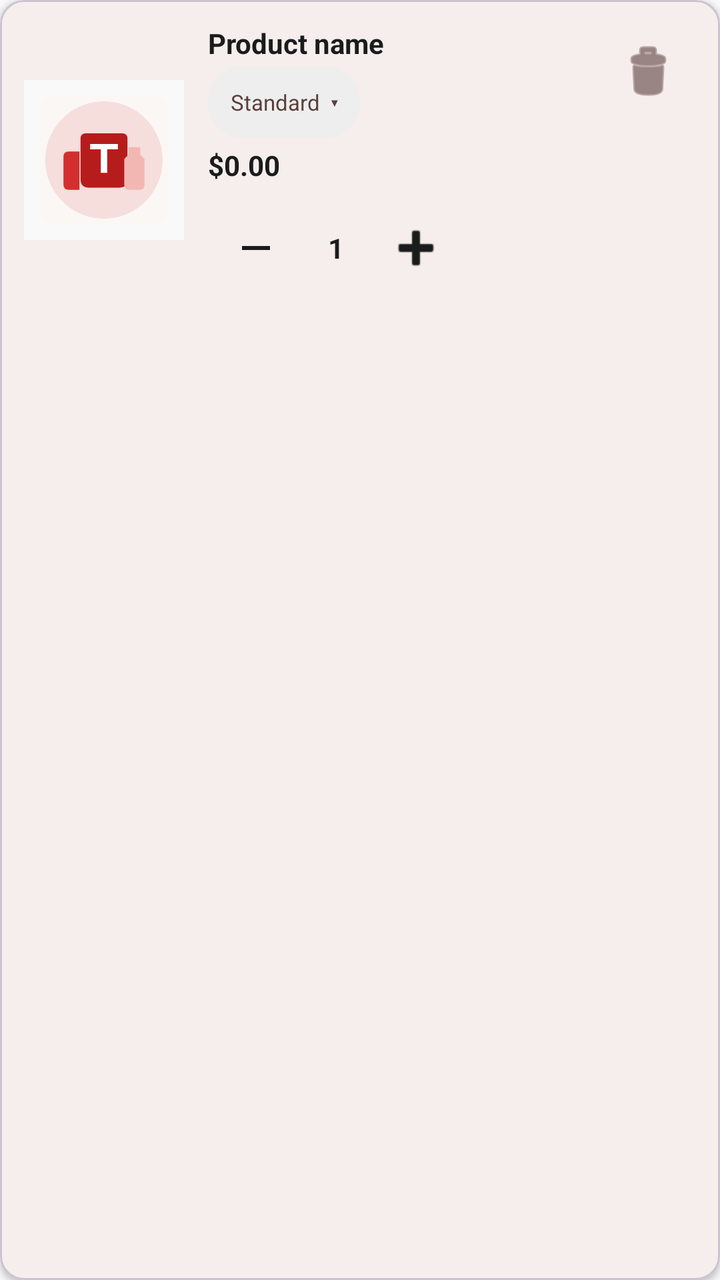
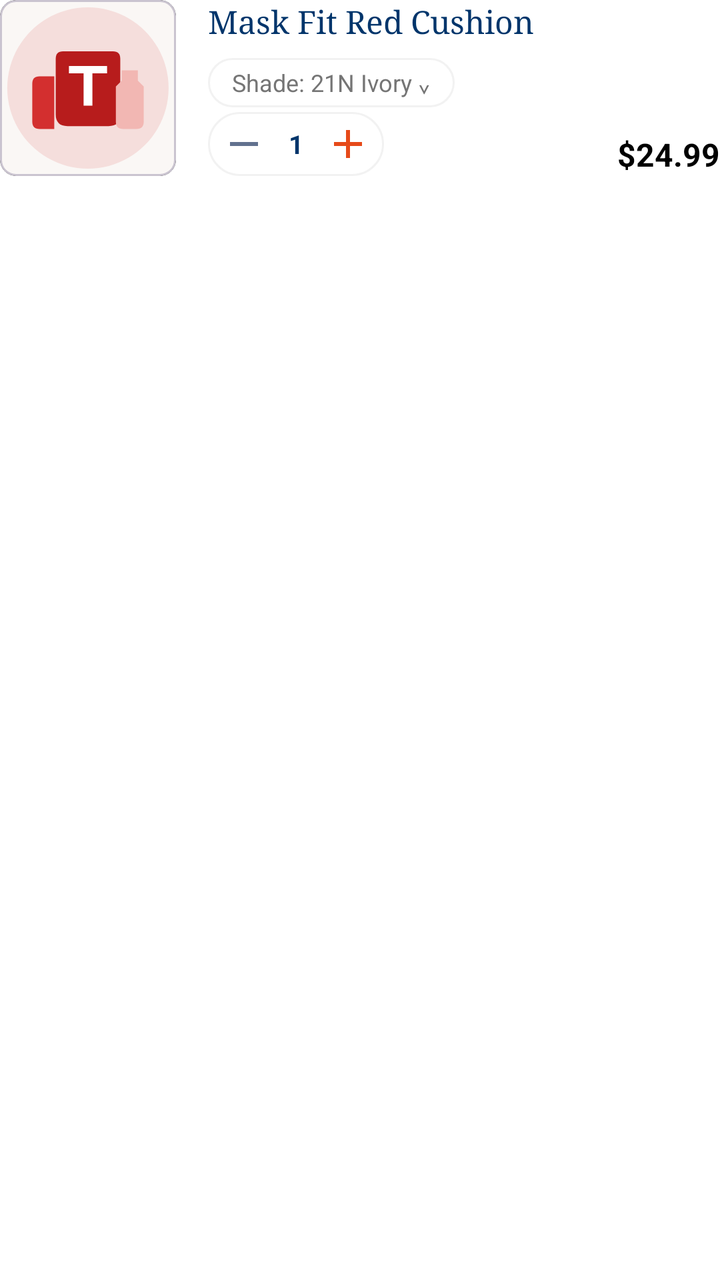

Compare the two renders of this Android layout. The source of the first and the diff that turns it into the second are given below.
<!-- AndroidManifest.xml: application theme Theme.TirTirMCommerce -->
<!-- res/layout/item_cart.xml -->
<?xml version="1.0" encoding="utf-8"?>
<com.google.android.material.card.MaterialCardView xmlns:android="http://schemas.android.com/apk/res/android"
    xmlns:app="http://schemas.android.com/apk/res-auto"
    android:layout_width="match_parent"
    android:layout_height="wrap_content"
    android:layout_margin="8dp"
    app:cardCornerRadius="12dp"
    app:cardElevation="2dp"
    app:cardBackgroundColor="@color/tirtir_white">

    <androidx.constraintlayout.widget.ConstraintLayout
        android:layout_width="match_parent"
        android:layout_height="wrap_content"
        android:padding="12dp">

        <ImageView
            android:id="@+id/ivCartProductImage"
            android:layout_width="80dp"
            android:layout_height="80dp"
            android:scaleType="fitCenter"
            android:padding="8dp"
            android:background="@color/tirtir_off_white"
            android:src="@drawable/ic_product_placeholder"
            app:layout_constraintTop_toTopOf="parent"
            app:layout_constraintStart_toStartOf="parent"
            app:layout_constraintBottom_toBottomOf="parent" />

        <TextView
            android:id="@+id/tvCartProductName"
            android:layout_width="0dp"
            android:layout_height="wrap_content"
            android:layout_marginStart="12dp"
            android:layout_marginEnd="8dp"
            android:text="Product name"
            android:textColor="@color/tirtir_black"
            android:textSize="14sp"
            android:textStyle="bold"
            app:layout_constraintTop_toTopOf="parent"
            app:layout_constraintStart_toEndOf="@id/ivCartProductImage"
            app:layout_constraintEnd_toStartOf="@id/btnRemoveCartItem" />

        <TextView
            android:id="@+id/tvCartVariant"
            android:layout_width="wrap_content"
            android:layout_height="36dp"
            android:layout_marginStart="12dp"
            android:layout_marginTop="2dp"
            android:background="@drawable/bg_search_bar"
            android:gravity="center"
            android:minWidth="76dp"
            android:paddingStart="10dp"
            android:paddingEnd="10dp"
            android:text="Standard  ▾"
            android:textColor="@color/tirtir_text_secondary"
            android:textSize="11sp"
            app:layout_constraintStart_toEndOf="@id/ivCartProductImage"
            app:layout_constraintTop_toBottomOf="@id/tvCartProductName" />

        <TextView
            android:id="@+id/tvCartProductPrice"
            android:layout_width="wrap_content"
            android:layout_height="wrap_content"
            android:layout_marginStart="12dp"
            android:layout_marginTop="4dp"
            android:text="$0.00"
            android:textColor="@color/tirtir_black"
            android:textSize="14sp"
            android:textStyle="bold"
            app:layout_constraintTop_toBottomOf="@id/tvCartVariant"
            app:layout_constraintStart_toEndOf="@id/ivCartProductImage" />

        <ImageButton
            android:id="@+id/btnRemoveCartItem"
            android:layout_width="48dp"
            android:layout_height="48dp"
            android:background="?attr/selectableItemBackgroundBorderless"
            android:src="@android:drawable/ic_menu_delete"
            app:tint="@color/tirtir_text_secondary"
            app:layout_constraintTop_toTopOf="parent"
            app:layout_constraintEnd_toEndOf="parent" />

        <LinearLayout
            android:layout_width="wrap_content"
            android:layout_height="wrap_content"
            android:orientation="horizontal"
            android:gravity="center_vertical"
            android:layout_marginTop="8dp"
            android:layout_marginStart="12dp"
            app:layout_constraintTop_toBottomOf="@id/tvCartProductPrice"
            app:layout_constraintStart_toEndOf="@id/ivCartProductImage">

            <ImageButton
                android:id="@+id/btnDecreaseQty"
                android:layout_width="48dp"
                android:layout_height="48dp"
                android:background="?attr/selectableItemBackgroundBorderless"
                android:src="@drawable/ic_minus"
                app:tint="@color/tirtir_black"
                android:padding="4dp" />

            <TextView
                android:id="@+id/tvQuantity"
                android:layout_width="wrap_content"
                android:layout_height="wrap_content"
                android:layout_marginStart="12dp"
                android:layout_marginEnd="12dp"
                android:text="1"
                android:textColor="@color/tirtir_black"
                android:textSize="14sp"
                android:textStyle="bold" />

            <ImageButton
                android:id="@+id/btnIncreaseQty"
                android:layout_width="48dp"
                android:layout_height="48dp"
                android:background="?attr/selectableItemBackgroundBorderless"
                android:src="@android:drawable/ic_input_add"
                app:tint="@color/tirtir_black"
                android:padding="4dp" />
        </LinearLayout>

        <TextView
            android:id="@+id/tvSyncBadge"
            android:layout_width="wrap_content"
            android:layout_height="wrap_content"
            android:text="Waiting to sync"
            android:textSize="10sp"
            android:textColor="@color/tirtir_white"
            android:background="@color/tirtir_red_primary"
            android:paddingStart="6dp"
            android:paddingEnd="6dp"
            android:paddingTop="2dp"
            android:paddingBottom="2dp"
            android:visibility="gone"
            app:layout_constraintBottom_toBottomOf="parent"
            app:layout_constraintEnd_toEndOf="parent" />

    </androidx.constraintlayout.widget.ConstraintLayout>
</com.google.android.material.card.MaterialCardView>
<!-- resources referenced by this layout -->
<resources>
  <color name="tirtir_black">#1A1C1C</color>
  <color name="tirtir_off_white">#F9F9F9</color>
  <color name="tirtir_red_primary">#8B0000</color>
  <color name="tirtir_text_secondary">#5A403C</color>
  <color name="tirtir_white">#FFFFFF</color>
  <!-- drawable bg_search_bar (drawable) -->
  <?xml version="1.0" encoding="utf-8"?>
  <shape xmlns:android="http://schemas.android.com/apk/res/android">
      <solid android:color="@color/tirtir_bg_gray" />
      <corners android:radius="22dp" />
  </shape>
  <!-- drawable ic_minus (drawable) -->
  <?xml version="1.0" encoding="utf-8"?>
  <vector xmlns:android="http://schemas.android.com/apk/res/android"
      android:width="24dp"
      android:height="24dp"
      android:viewportWidth="24"
      android:viewportHeight="24">
      <path
          android:fillColor="#111111"
          android:pathData="M5,11 L19,11 L19,13 L5,13 Z" />
  </vector>
  <!-- drawable ic_product_placeholder (drawable) -->
  <?xml version="1.0" encoding="utf-8"?>
  <layer-list xmlns:android="http://schemas.android.com/apk/res/android">
      <item>
          <shape android:shape="rectangle">
              <solid android:color="#FAF7F5" />
              <corners android:radius="12dp" />
          </shape>
      </item>
      <item
          android:width="108dp"
          android:height="108dp"
          android:gravity="center"
          android:drawable="@drawable/ic_tirtir_product_silhouette" />
  </layer-list>
  <style name="Theme.TirTirMCommerce" parent="Base.Theme.TirTirMCommerce" />
  <color name="tirtir_bg_gray">#EEEEEE</color>
  <!-- drawable ic_tirtir_product_silhouette (drawable) -->
  <?xml version="1.0" encoding="utf-8"?>
  <vector xmlns:android="http://schemas.android.com/apk/res/android"
      android:width="120dp"
      android:height="120dp"
      android:viewportWidth="120"
      android:viewportHeight="120">
  
      
      <path
          android:fillColor="#F5DEDC"
          android:pathData="M60,5 A55,55 0,1 1,59.9 5" />
      <path
          android:fillColor="#B71C1C"
          android:pathData="M43,35 L77,35 Q82,35 82,40 L82,78 Q82,86 74,86 L46,86 Q38,86 38,78 L38,40 Q38,35 43,35" />
      <path
          android:fillColor="#FFFFFF"
          android:pathData="M47,45 L73,45 L73,50 L63,50 L63,72 L57,72 L57,50 L47,50 Z" />
      <path
          android:fillColor="#D32F2F"
          android:pathData="M22,57 Q22,52 27,52 L37,52 L37,88 L27,88 Q22,88 22,83 Z" />
      <path
          android:fillColor="#F2B7B3"
          android:pathData="M83,48 L94,48 L94,55 L98,59 L98,83 Q98,88 93,88 L84,88 Q79,88 79,83 L79,59 L83,55 Z" />
  </vector>
  <color name="tirtir_red_dark">#610000</color>
  <color name="tirtir_red_surface">#FFF4F3</color>
  <color name="tirtir_error">#D32F2F</color>
  <!-- unchanged entries left out for length: 1 -->
</resources>

<!-- the commit's change to res/layout/item_cart.xml (unified diff, before → after) -->
@@ -1,139 +1,113 @@
 <?xml version="1.0" encoding="utf-8"?>
-<com.google.android.material.card.MaterialCardView xmlns:android="http://schemas.android.com/apk/res/android"
+<androidx.constraintlayout.widget.ConstraintLayout xmlns:android="http://schemas.android.com/apk/res/android"
     xmlns:app="http://schemas.android.com/apk/res-auto"
     android:layout_width="match_parent"
     android:layout_height="wrap_content"
-    android:layout_margin="8dp"
-    app:cardCornerRadius="12dp"
-    app:cardElevation="2dp"
-    app:cardBackgroundColor="@color/tirtir_white">
+    android:layout_marginBottom="24dp"
+    android:background="@color/white">
 
-    <androidx.constraintlayout.widget.ConstraintLayout
-        android:layout_width="match_parent"
-        android:layout_height="wrap_content"
-        android:padding="12dp">
+    
+    <com.google.android.material.card.MaterialCardView
+        android:id="@+id/cardProductImage"
+        android:layout_width="88dp"
+        android:layout_height="88dp"
+        app:cardBackgroundColor="#0F0F0F"
+        app:cardCornerRadius="8dp"
+        app:cardElevation="0dp"
+        app:layout_constraintStart_toStartOf="parent"
+        app:layout_constraintTop_toTopOf="parent">
 
         <ImageView
             android:id="@+id/ivCartProductImage"
-            android:layout_width="80dp"
-            android:layout_height="80dp"
-            android:scaleType="fitCenter"
+            android:layout_width="match_parent"
+            android:layout_height="match_parent"
+            android:scaleType="centerInside"
+            android:src="@drawable/ic_product_placeholder" />
+    </com.google.android.material.card.MaterialCardView>
+
+    <TextView
+        android:id="@+id/tvCartProductName"
+        android:layout_width="0dp"
+        android:layout_height="wrap_content"
+        android:layout_marginStart="16dp"
+        android:ellipsize="end"
+        android:maxLines="2"
+        android:text="Mask Fit Red Cushion"
+        android:textColor="#00356B"
+        android:fontFamily="serif"
+        android:textSize="16sp"
+        app:layout_constraintEnd_toEndOf="parent"
+        app:layout_constraintStart_toEndOf="@id/cardProductImage"
+        app:layout_constraintTop_toTopOf="@id/cardProductImage" />
+
+    <TextView
+        android:id="@+id/tvCartVariant"
+        android:layout_width="wrap_content"
+        android:layout_height="wrap_content"
+        android:layout_marginTop="8dp"
+        android:background="@drawable/bg_border_radius_24"
+        android:paddingHorizontal="12dp"
+        android:paddingVertical="4dp"
+        android:text="Shade: 21N Ivory ⌄"
+        android:textColor="#757575"
+        android:textSize="12sp"
+        app:layout_constraintStart_toStartOf="@id/tvCartProductName"
+        app:layout_constraintTop_toBottomOf="@id/tvCartProductName" />
+
+    
+    <LinearLayout
+        android:layout_width="wrap_content"
+        android:layout_height="32dp"
+        android:background="@drawable/bg_border_radius_24"
+        android:gravity="center_vertical"
+        android:orientation="horizontal"
+        android:paddingHorizontal="4dp"
+        app:layout_constraintBottom_toBottomOf="@id/cardProductImage"
+        app:layout_constraintStart_toStartOf="@id/tvCartProductName">
+
+        <ImageButton
+            android:id="@+id/btnDecreaseQty"
+            android:layout_width="28dp"
+            android:layout_height="28dp"
+            android:background="?attr/selectableItemBackgroundBorderless"
+            android:src="@drawable/ic_minus"
             android:padding="8dp"
-            android:background="@color/tirtir_off_white"
-            android:src="@drawable/ic_product_placeholder"
-            app:layout_constraintTop_toTopOf="parent"
-            app:layout_constraintStart_toStartOf="parent"
-            app:layout_constraintBottom_toBottomOf="parent" />
+            app:tint="#62718E" />
 
         <TextView
-            android:id="@+id/tvCartProductName"
-            android:layout_width="0dp"
+            android:id="@+id/tvQuantity"
+            android:layout_width="24dp"
             android:layout_height="wrap_content"
-            android:layout_marginStart="12dp"
-            android:layout_marginEnd="8dp"
-            android:text="Product name"
-            android:textColor="@color/tirtir_black"
-            android:textSize="14sp"
-            android:textStyle="bold"
-            app:layout_constraintTop_toTopOf="parent"
-            app:layout_constraintStart_toEndOf="@id/ivCartProductImage"
-            app:layout_constraintEnd_toStartOf="@id/btnRemoveCartItem" />
-
-        <TextView
-            android:id="@+id/tvCartVariant"
-            android:layout_width="wrap_content"
-            android:layout_height="36dp"
-            android:layout_marginStart="12dp"
-            android:layout_marginTop="2dp"
-            android:background="@drawable/bg_search_bar"
             android:gravity="center"
-            android:minWidth="76dp"
-            android:paddingStart="10dp"
-            android:paddingEnd="10dp"
-            android:text="Standard  ▾"
-            android:textColor="@color/tirtir_text_secondary"
-            android:textSize="11sp"
-            app:layout_constraintStart_toEndOf="@id/ivCartProductImage"
-            app:layout_constraintTop_toBottomOf="@id/tvCartProductName" />
-
-        <TextView
-            android:id="@+id/tvCartProductPrice"
-            android:layout_width="wrap_content"
-            android:layout_height="wrap_content"
-            android:layout_marginStart="12dp"
-            android:layout_marginTop="4dp"
-            android:text="$0.00"
-            android:textColor="@color/tirtir_black"
-            android:textSize="14sp"
-            android:textStyle="bold"
-            app:layout_constraintTop_toBottomOf="@id/tvCartVariant"
-            app:layout_constraintStart_toEndOf="@id/ivCartProductImage" />
+            android:text="1"
+            android:textColor="#00356B"
+            android:textSize="13sp"
+            android:textStyle="bold" />
 
         <ImageButton
-            android:id="@+id/btnRemoveCartItem"
-            android:layout_width="48dp"
-            android:layout_height="48dp"
+            android:id="@+id/btnIncreaseQty"
+            android:layout_width="28dp"
+            android:layout_height="28dp"
             android:background="?attr/selectableItemBackgroundBorderless"
-            android:src="@android:drawable/ic_menu_delete"
-            app:tint="@color/tirtir_text_secondary"
-            app:layout_constraintTop_toTopOf="parent"
-            app:layout_constraintEnd_toEndOf="parent" />
+            android:src="@drawable/ic_plus"
+            android:padding="8dp"
+            app:tint="#E64A19" />
+    </LinearLayout>
 
-        <LinearLayout
-            android:layout_width="wrap_content"
-            android:layout_height="wrap_content"
-            android:orientation="horizontal"
-            android:gravity="center_vertical"
-            android:layout_marginTop="8dp"
-            android:layout_marginStart="12dp"
-            app:layout_constraintTop_toBottomOf="@id/tvCartProductPrice"
-            app:layout_constraintStart_toEndOf="@id/ivCartProductImage">
+    <TextView
+        android:id="@+id/tvCartProductPrice"
+        android:layout_width="wrap_content"
+        android:layout_height="wrap_content"
+        android:text="$24.99"
+        android:textColor="#000000"
+        android:textSize="16sp"
+        android:textStyle="bold"
+        app:layout_constraintBottom_toBottomOf="@id/cardProductImage"
+        app:layout_constraintEnd_toEndOf="parent" />
 
-            <ImageButton
-                android:id="@+id/btnDecreaseQty"
-                android:layout_width="48dp"
-                android:layout_height="48dp"
-                android:background="?attr/selectableItemBackgroundBorderless"
-                android:src="@drawable/ic_minus"
-                app:tint="@color/tirtir_black"
-                android:padding="4dp" />
+    
+    <TextView android:id="@+id/btnRemoveCartItem" android:layout_width="0dp" android:layout_height="0dp" android:visibility="gone" app:layout_constraintStart_toStartOf="parent" app:layout_constraintTop_toTopOf="parent" />
+    <TextView android:id="@+id/tvCartBrand" android:layout_width="0dp" android:layout_height="0dp" android:visibility="gone" app:layout_constraintStart_toStartOf="parent" app:layout_constraintTop_toTopOf="parent" />
+    <TextView android:id="@+id/tvSyncBadge" android:layout_width="0dp" android:layout_height="0dp" android:visibility="gone" app:layout_constraintStart_toStartOf="parent" app:layout_constraintTop_toTopOf="parent" />
 
-            <TextView
-                android:id="@+id/tvQuantity"
-                android:layout_width="wrap_content"
-                android:layout_height="wrap_content"
-                android:layout_marginStart="12dp"
-                android:layout_marginEnd="12dp"
-                android:text="1"
-                android:textColor="@color/tirtir_black"
-                android:textSize="14sp"
-                android:textStyle="bold" />
-
-            <ImageButton
-                android:id="@+id/btnIncreaseQty"
-                android:layout_width="48dp"
-                android:layout_height="48dp"
-                android:background="?attr/selectableItemBackgroundBorderless"
-                android:src="@android:drawable/ic_input_add"
-                app:tint="@color/tirtir_black"
-                android:padding="4dp" />
-        </LinearLayout>
-
-        <TextView
-            android:id="@+id/tvSyncBadge"
-            android:layout_width="wrap_content"
-            android:layout_height="wrap_content"
-            android:text="Waiting to sync"
-            android:textSize="10sp"
-            android:textColor="@color/tirtir_white"
-            android:background="@color/tirtir_red_primary"
-            android:paddingStart="6dp"
-            android:paddingEnd="6dp"
-            android:paddingTop="2dp"
-            android:paddingBottom="2dp"
-            android:visibility="gone"
-            app:layout_constraintBottom_toBottomOf="parent"
-            app:layout_constraintEnd_toEndOf="parent" />
-
-    </androidx.constraintlayout.widget.ConstraintLayout>
-</com.google.android.material.card.MaterialCardView>
+</androidx.constraintlayout.widget.ConstraintLayout>
<!-- resource entries referenced after the edit -->
@@ -1,16 +1,17 @@
 <!-- resources referenced by this layout -->
 <resources>
+  <color name="white">#FFFFFF</color>
+  <!-- drawable bg_border_radius_24 (drawable) -->
+  <?xml version="1.0" encoding="utf-8"?>
+  <shape xmlns:android="http://schemas.android.com/apk/res/android">
+      <solid android:color="@color/white" />
+      <corners android:radius="24dp" />
+      <stroke android:width="1dp" android:color="@color/tirtir_surface_variant" />
+  </shape>
   <color name="tirtir_black">#1A1C1C</color>
   <color name="tirtir_off_white">#F9F9F9</color>
   <color name="tirtir_red_primary">#8B0000</color>
-  <color name="tirtir_text_secondary">#5A403C</color>
   <color name="tirtir_white">#FFFFFF</color>
-  <!-- drawable bg_search_bar (drawable) -->
-  <?xml version="1.0" encoding="utf-8"?>
-  <shape xmlns:android="http://schemas.android.com/apk/res/android">
-      <solid android:color="@color/tirtir_bg_gray" />
-      <corners android:radius="22dp" />
-  </shape>
   <!-- drawable ic_minus (drawable) -->
   <?xml version="1.0" encoding="utf-8"?>
   <vector xmlns:android="http://schemas.android.com/apk/res/android"
@@ -21,6 +22,16 @@
       <path
           android:fillColor="#111111"
           android:pathData="M5,11 L19,11 L19,13 L5,13 Z" />
+  </vector>
+  <!-- drawable ic_plus (drawable) -->
+  <vector xmlns:android="http://schemas.android.com/apk/res/android"
+      android:width="24dp"
+      android:height="24dp"
+      android:viewportWidth="24"
+      android:viewportHeight="24">
+      <path
+          android:fillColor="#000000"
+          android:pathData="M19,13H13V19H11V13H5V11H11V5H13V11H19V13Z" />
   </vector>
   <!-- drawable ic_product_placeholder (drawable) -->
   <?xml version="1.0" encoding="utf-8"?>
@@ -38,7 +49,7 @@
           android:drawable="@drawable/ic_tirtir_product_silhouette" />
   </layer-list>
   <style name="Theme.TirTirMCommerce" parent="Base.Theme.TirTirMCommerce" />
-  <color name="tirtir_bg_gray">#EEEEEE</color>
+  <color name="tirtir_surface_variant">#F2F2F2</color>
   <!-- drawable ic_tirtir_product_silhouette (drawable) -->
   <?xml version="1.0" encoding="utf-8"?>
   <vector xmlns:android="http://schemas.android.com/apk/res/android"
